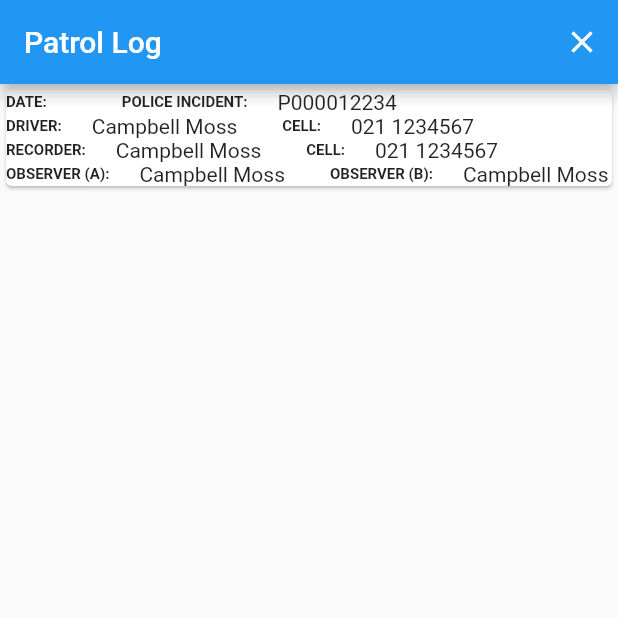
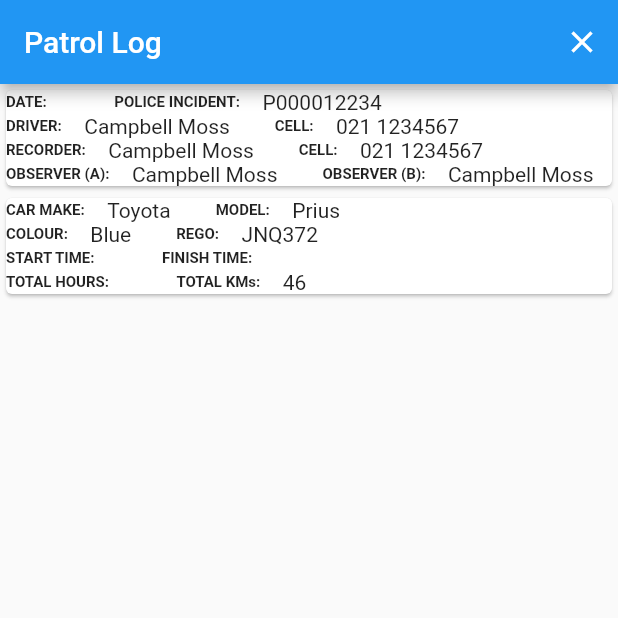
Before and after one commit to c-moss/cpnz, a Flutter app: the ViewLog screen opened directly with empty values, on a phone screen of 412 x 824 dp, the top half of it. Run offline on Flutter 3.47's test engine with Material 2 defaults, Android fonts, the phone set to English and light mode, and no system bars; our stand-ins replace geolocator, get_it, google_maps_flutter, logger.

Commit message:
More data in ViewLog

```diff
--- a/lib/src/views/view_log.dart
+++ b/lib/src/views/view_log.dart
@@ -1,10 +1,13 @@
+import 'package:cpnz/src/models/patrol_incident.dart';
 import 'package:cpnz/src/models/patrol_log.dart';
+import 'package:cpnz/src/views/log_incident.dart';
 import 'package:flutter/material.dart';
 import 'package:intl/intl.dart';
 
 class ViewLog extends StatelessWidget {
   // ignore: use_key_in_widget_constructors
   static final _shortDateFormat = DateFormat("dd/MM/y");
+  static final _timeFormat = DateFormat("HHm");
 
   static const _textStyleLabel =
       TextStyle(fontWeight: FontWeight.bold, fontSize: 10);
@@ -14,7 +17,7 @@ class ViewLog extends StatelessWidget {
   Widget _item(String label, String content) {
     return Row(children: [
       Padding(
-          padding: const EdgeInsets.only(right: 20),
+          padding: const EdgeInsets.only(right: 15),
           child: Text("$label:", style: _textStyleLabel)),
       Text(content)
     ]);
@@ -24,30 +27,125 @@ class ViewLog extends StatelessWidget {
     return Row(children: children);
   }
 
+  String _getPatrolDuration(PatrolLog log) {
+    final start = log.startTime;
+    final end = log.endTime;
+    if (start != null && end != null) {
+      final patrolDuration = end.difference(start);
+      final hours = patrolDuration.inHours;
+      final minutesString =
+          "${patrolDuration.inMinutes - (hours * 60)}".padLeft(2, "0");
+      return "$hours:$minutesString";
+    } else {
+      return "";
+    }
+  }
+
   Widget _patrolDetails(PatrolLog log) {
     final start = log.startTime;
     return Column(children: [
       _detailRow(children: [
         _item("DATE", start != null ? _shortDateFormat.format(start) : ""),
         const SizedBox(width: 30),
-        _item("POLICE INCIDENT", "P000012234")
+        _item("POLICE INCIDENT", "P000012234") //TODO: value
       ]),
       _detailRow(children: [
-        _item("DRIVER", "Campbell Moss"),
+        _item("DRIVER", "Campbell Moss"), //TODO: value
         const SizedBox(width: 30),
-        _item("CELL", "021 1234567")
+        _item("CELL", "021 1234567") //TODO: value
       ]),
       _detailRow(children: [
-        _item("RECORDER", "Campbell Moss"),
+        _item("RECORDER", "Campbell Moss"), //TODO: value
         const SizedBox(width: 30),
-        _item("CELL", "021 1234567")
+        _item("CELL", "021 1234567") //TODO: value
       ]),
       _detailRow(children: [
-        _item("OBSERVER (A)", "Campbell Moss"),
+        _item("OBSERVER (A)", "Campbell Moss"), //TODO: value
         const SizedBox(width: 30),
-        _item("OBSERVER (B)", "Campbell Moss")
+        _item("OBSERVER (B)", "Campbell Moss") //TODO: value
       ]),
     ]);
+  }
+
+  Widget _routeDetails(PatrolLog log) {
+    final start = log.startTime;
+    final end = log.endTime;
+    Duration? patrolDuration = null;
+    return Column(children: [
+      _detailRow(children: [
+        _item("CAR MAKE", "Toyota"), //TODO: value
+        const SizedBox(width: 30),
+        _item("MODEL", "Prius"), //TODO: value
+      ]),
+      _detailRow(children: [
+        _item("COLOUR", "Blue"), //TODO: value
+        const SizedBox(width: 30),
+        _item("REGO", "JNQ372") //TODO: value
+      ]),
+      _detailRow(children: [
+        _item(
+            "START TIME", start != null ? _shortDateFormat.format(start) : ""),
+        const SizedBox(width: 30),
+        _item("FINISH TIME", end != null ? _shortDateFormat.format(end) : ""),
+      ]),
+      _detailRow(children: [
+        _item("TOTAL HOURS", _getPatrolDuration(log)),
+        const SizedBox(width: 30),
+        _item("TOTAL KMs", "46") //TODO: value
+      ]),
+    ]);
+  }
+
+  Widget _logIncidents(PatrolLog log) {
+    return DataTable(columns: const <DataColumn>[
+      DataColumn(
+        label: Expanded(
+          child: Text(
+            'HOTSPOT LOCATION',
+            style: TextStyle(fontStyle: FontStyle.italic),
+          ),
+        ),
+      ),
+      DataColumn(
+        label: Expanded(
+          child: Text(
+            'TIME',
+            style: TextStyle(fontStyle: FontStyle.italic),
+          ),
+        ),
+      ),
+      DataColumn(
+        label: Expanded(
+          child: Text(
+            'COMMENTS',
+            style: TextStyle(fontStyle: FontStyle.italic),
+          ),
+        ),
+      ),
+      DataColumn(
+        label: Expanded(
+          child: Text(
+            'OUTCOME',
+            style: TextStyle(fontStyle: FontStyle.italic),
+          ),
+        ),
+      ),
+    ], rows: _getFakeRows());
+  }
+
+  List<DataRow> _getFakeRows() {
+    List<DataRow> rows = [];
+    for (var i = 0; i < 60; i++) {
+      rows.add(const DataRow(
+        cells: <DataCell>[
+          DataCell(Text('Countdown Lynfield')),
+          DataCell(Text('19:10')),
+          DataCell(Text('Lorem ipsum dolor sit amet')),
+          DataCell(Text('')),
+        ],
+      ));
+    }
+    return rows;
   }
 
   @override
@@ -63,6 +161,10 @@ class ViewLog extends StatelessWidget {
                 onPressed: () => Navigator.pop(context),
               )
             ]),
-        body: Column(children: [Card(child: _patrolDetails(log))]));
+        body: Column(children: [
+          Card(child: _patrolDetails(log)),
+          Card(child: _routeDetails(log)),
+          //SingleChildScrollView(child: _logIncidents(log))
+        ]));
   }
 }
```
